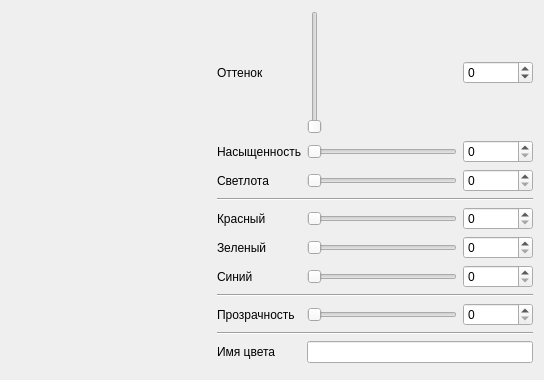
Above: colorCircles/src/QtColorWidgets/color_dialog.ui from andr1312e/Igor3 before the change. Below: the same form after it.
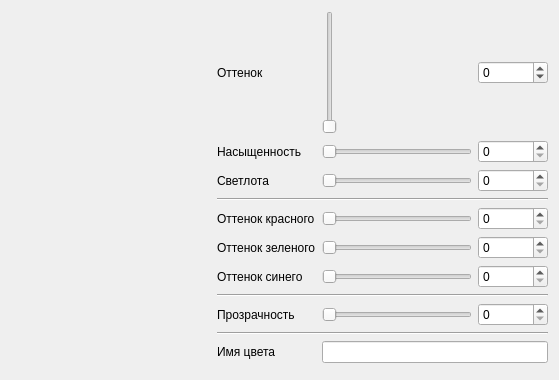
That is the form after the change. Icons and pictures are not drawn. Custom widgets are drawn as their Qt base class.

The edit to the form file:
```diff
--- a/colorCircles/src/QtColorWidgets/color_dialog.ui
+++ b/colorCircles/src/QtColorWidgets/color_dialog.ui
@@ -6,7 +6,7 @@
    <rect>
     <x>0</x>
     <y>0</y>
-    <width>491</width>
+    <width>553</width>
     <height>380</height>
    </rect>
   </property>
@@ -89,7 +89,7 @@
        <item row="6" column="0">
         <widget class="QLabel" name="label_3">
          <property name="text">
-          <string>Синий</string>
+          <string>Оттенок синего</string>
          </property>
         </widget>
        </item>
@@ -133,7 +133,7 @@
        <item row="5" column="0">
         <widget class="QLabel" name="label_2">
          <property name="text">
-          <string>Зеленый</string>
+          <string>Оттенок зеленого</string>
          </property>
         </widget>
        </item>
@@ -147,7 +147,7 @@
        <item row="4" column="0">
         <widget class="QLabel" name="label">
          <property name="text">
-          <string>Красный</string>
+          <string>Оттенок красного</string>
          </property>
         </widget>
        </item>
```
